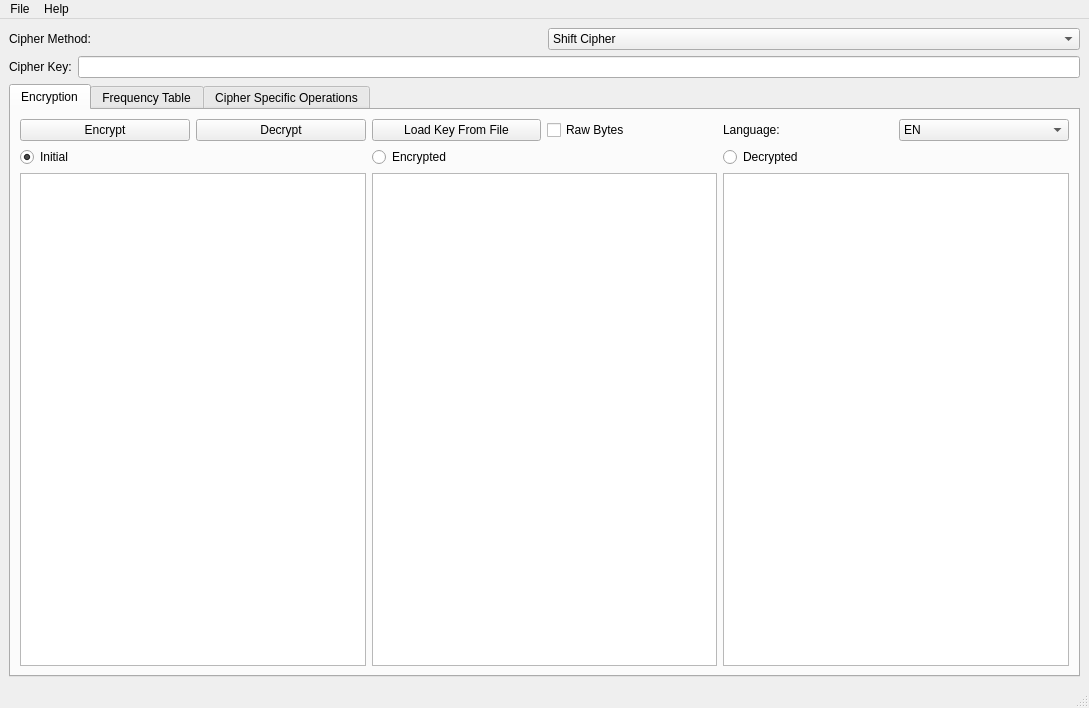
Old version of the form apps/forms/math_crypto.ui in the repository petliukh/cryptography.
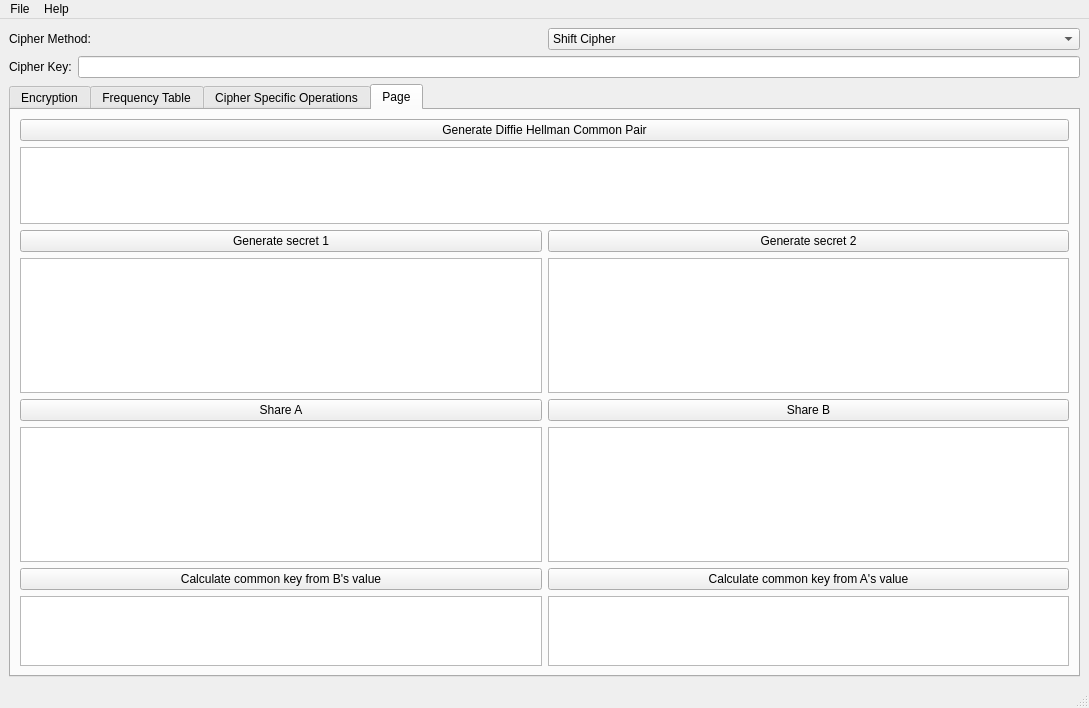
New version of the form.

Commit message: Diffie hellman algotithm implementation

```diff
--- a/apps/forms/math_crypto.ui
+++ b/apps/forms/math_crypto.ui
@@ -79,7 +79,7 @@
     <item row="2" column="0">
      <widget class="QTabWidget" name="encryption_tabs">
       <property name="currentIndex">
-       <number>0</number>
+       <number>3</number>
       </property>
       <widget class="QWidget" name="encrypt_tab">
        <attribute name="title">
@@ -407,6 +407,115 @@
         </item>
        </layout>
       </widget>
+      <widget class="QWidget" name="diffie_hellman_tab">
+       <attribute name="title">
+        <string>Page</string>
+       </attribute>
+       <layout class="QGridLayout" name="gridLayout_11">
+        <item row="0" column="0">
+         <layout class="QVBoxLayout" name="verticalLayout_9">
+          <item>
+           <layout class="QVBoxLayout" name="verticalLayout_8">
+            <item>
+             <widget class="QPushButton" name="gen_dh_pair_btn">
+              <property name="text">
+               <string>Generate Diffie Hellman Common Pair</string>
+              </property>
+             </widget>
+            </item>
+            <item>
+             <widget class="QPlainTextEdit" name="common_dh_pair_text"/>
+            </item>
+           </layout>
+          </item>
+          <item>
+           <layout class="QHBoxLayout" name="horizontalLayout_9">
+            <item>
+             <layout class="QVBoxLayout" name="verticalLayout_3">
+              <item>
+               <widget class="QPushButton" name="generate_a_secret_btn">
+                <property name="text">
+                 <string>Generate secret 1</string>
+                </property>
+               </widget>
+              </item>
+              <item>
+               <widget class="QPlainTextEdit" name="sec_a_text"/>
+              </item>
+              <item>
+               <widget class="QPushButton" name="share_a">
+                <property name="text">
+                 <string>Share A</string>
+                </property>
+               </widget>
+              </item>
+              <item>
+               <widget class="QTextEdit" name="share_a_text"/>
+              </item>
+             </layout>
+            </item>
+            <item>
+             <layout class="QVBoxLayout" name="verticalLayout_4">
+              <item>
+               <widget class="QPushButton" name="generate_b_secret_btn">
+                <property name="text">
+                 <string>Generate secret 2</string>
+                </property>
+               </widget>
+              </item>
+              <item>
+               <widget class="QPlainTextEdit" name="sec_b_tex"/>
+              </item>
+              <item>
+               <widget class="QPushButton" name="share_b">
+                <property name="text">
+                 <string>Share B</string>
+                </property>
+               </widget>
+              </item>
+              <item>
+               <widget class="QTextEdit" name="share_b_text"/>
+              </item>
+             </layout>
+            </item>
+           </layout>
+          </item>
+         </layout>
+        </item>
+        <item row="1" column="0">
+         <layout class="QHBoxLayout" name="horizontalLayout_10">
+          <item>
+           <layout class="QVBoxLayout" name="verticalLayout_10">
+            <item>
+             <widget class="QPushButton" name="get_common_key_a_btn">
+              <property name="text">
+               <string>Calculate common key from B's value</string>
+              </property>
+             </widget>
+            </item>
+            <item>
+             <widget class="QPlainTextEdit" name="common_key_a_text"/>
+            </item>
+           </layout>
+          </item>
+          <item>
+           <layout class="QVBoxLayout" name="verticalLayout_11">
+            <item>
+             <widget class="QPushButton" name="get_common_key_b_btn">
+              <property name="text">
+               <string>Calculate common key from A's value</string>
+              </property>
+             </widget>
+            </item>
+            <item>
+             <widget class="QPlainTextEdit" name="common_key_b_text"/>
+            </item>
+           </layout>
+          </item>
+         </layout>
+        </item>
+       </layout>
+      </widget>
      </widget>
     </item>
    </layout>
```
Left out of the diff: 2 changed lines with no effect on the pictures. The commit also changes 11 other files.
